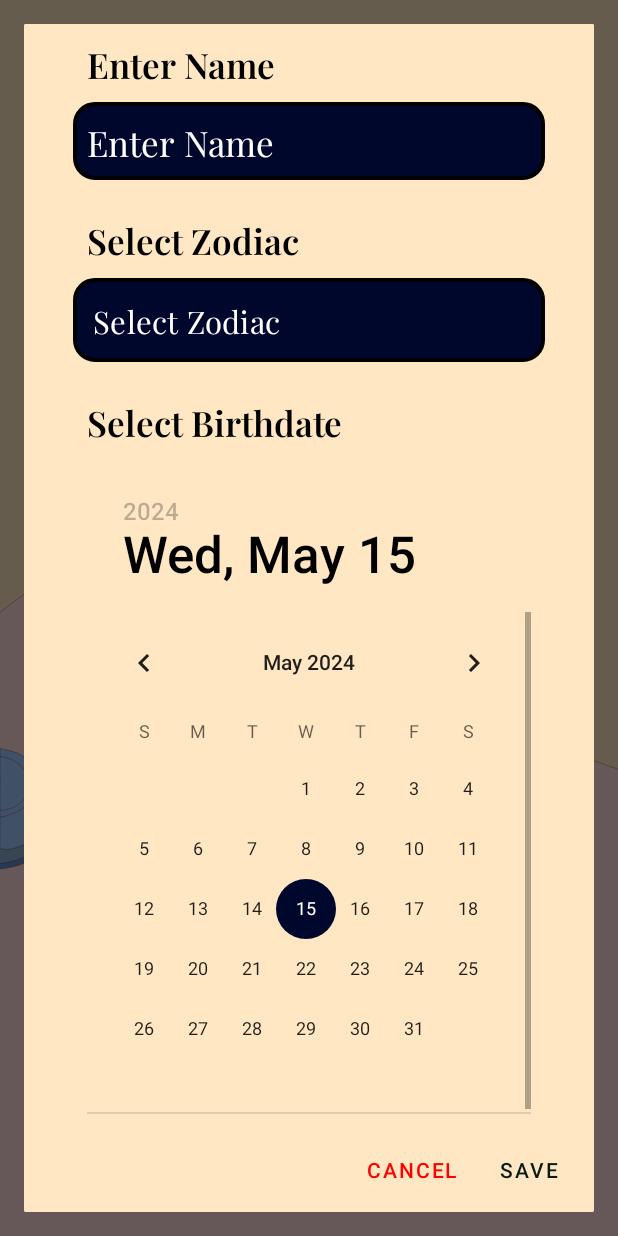
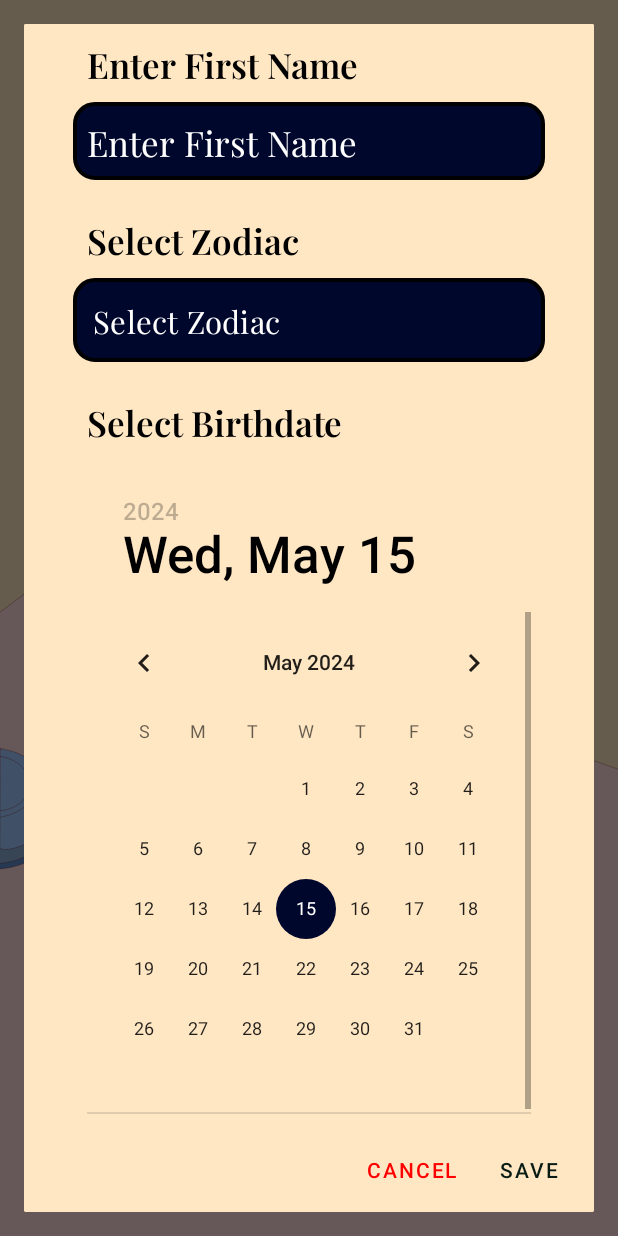
Before and after one commit to supershor/Bright-Birth, an Android app: the screen it shows after launch once a user with an empty profile is signed in (MainActivity), after a tap on an icon or button, on a phone screen of 412 x 824 dp. Run offline under Robolectric (Android 15) with nearby library versions, the phone set to English and light mode, and no system bars; our stand-ins replace Firebase (no records; nobody signed in at launch, a user with empty details on screens opened directly), sdp/ssp sizes.

Commit message:
enter name changed to enter first name

```diff
--- a/app/src/main/res/values/strings.xml
+++ b/app/src/main/res/values/strings.xml
@@ -9,7 +9,7 @@
     <string name="sign_up">SIGN UP</string>
     <string name="login">LOGIN</string>
     <string name="create_new_account">Create New Account</string>
-    <string name="enter_name">Enter Name</string>
+    <string name="enter_name">Enter First Name</string>
     <string name="enter_email">Enter Email</string>
     <string name="enter_password">Enter Password</string>
     <string name="confirm_password">Confirm Password</string>
```
Also changed, not shown: 2 other files.
